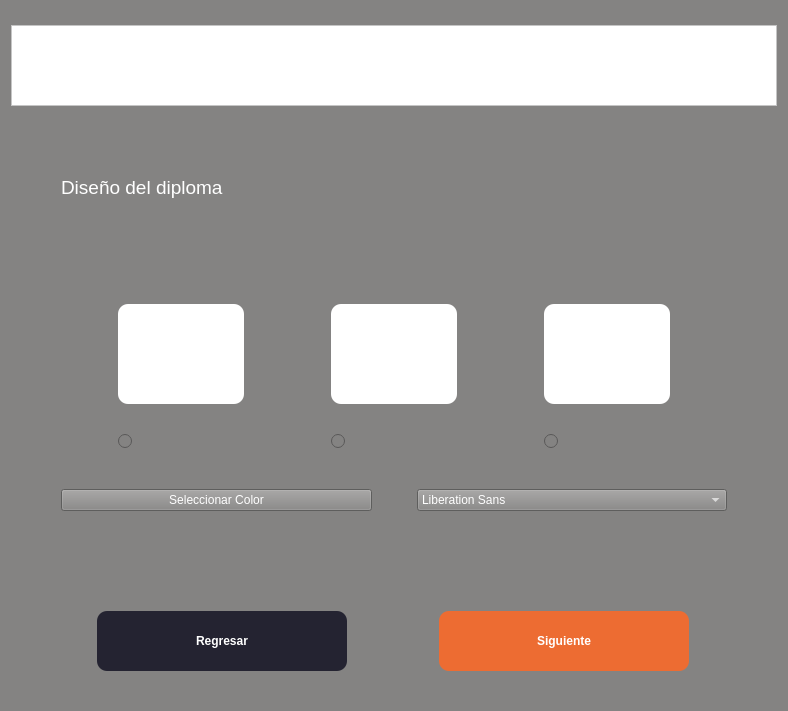
Old version of the form ui/SeleccionTemplate.ui in the repository RicarlOz/DiplomaGenerator.
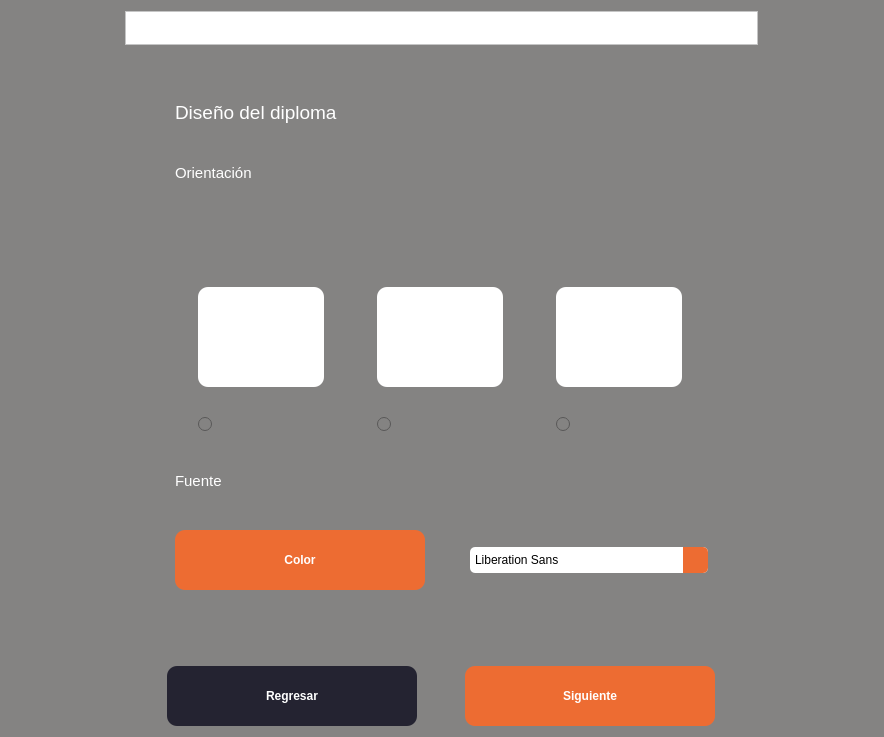
New version of the form. Icons and pictures are not drawn.

Commit message: Color selection added

The edit to the form file:
```diff
--- a/ui/SeleccionTemplate.ui
+++ b/ui/SeleccionTemplate.ui
@@ -6,8 +6,8 @@
    <rect>
     <x>0</x>
     <y>0</y>
-    <width>788</width>
-    <height>711</height>
+    <width>884</width>
+    <height>721</height>
    </rect>
   </property>
   <property name="palette">
@@ -435,11 +435,8 @@
    <string notr="true">color: white;
 background-color: rgb(132, 131, 130);</string>
   </property>
-  <layout class="QVBoxLayout" name="verticalLayout" stretch="0,1,0">
-   <property name="topMargin">
-    <number>11</number>
-   </property>
-   <item>
+  <layout class="QGridLayout" name="gridLayout">
+   <item row="0" column="0">
     <widget class="QFrame" name="frame">
      <property name="sizePolicy">
       <sizepolicy hsizetype="Preferred" vsizetype="Fixed">
@@ -495,7 +492,7 @@
      </layout>
     </widget>
    </item>
-   <item>
+   <item row="1" column="0">
     <layout class="QVBoxLayout" name="verticalLayout_4">
      <property name="spacing">
       <number>40</number>
@@ -533,7 +530,27 @@
       </widget>
      </item>
      <item>
-      <layout class="QHBoxLayout" name="horizontalLayout_3">
+      <layout class="QVBoxLayout" name="verticalLayout_2">
+       <item>
+        <widget class="QLabel" name="label_3">
+         <property name="sizePolicy">
+          <sizepolicy hsizetype="Preferred" vsizetype="Fixed">
+           <horstretch>0</horstretch>
+           <verstretch>0</verstretch>
+          </sizepolicy>
+         </property>
+         <property name="font">
+          <font>
+           <pointsize>11</pointsize>
+           <weight>50</weight>
+           <bold>false</bold>
+          </font>
+         </property>
+         <property name="text">
+          <string>Orientación</string>
+         </property>
+        </widget>
+       </item>
        <item>
         <widget class="QLabel" name="label">
          <property name="sizePolicy">
@@ -740,36 +757,116 @@
       </layout>
      </item>
      <item>
-      <layout class="QHBoxLayout" name="horizontalLayout_4">
-       <property name="spacing">
-        <number>45</number>
-       </property>
+      <layout class="QVBoxLayout" name="verticalLayout">
        <item>
-        <widget class="QPushButton" name="btnColor">
+        <widget class="QLabel" name="label_4">
+         <property name="sizePolicy">
+          <sizepolicy hsizetype="Preferred" vsizetype="Fixed">
+           <horstretch>0</horstretch>
+           <verstretch>0</verstretch>
+          </sizepolicy>
+         </property>
+         <property name="font">
+          <font>
+           <pointsize>11</pointsize>
+           <weight>50</weight>
+           <bold>false</bold>
+          </font>
+         </property>
          <property name="text">
-          <string>Seleccionar Color</string>
+          <string>Fuente</string>
          </property>
         </widget>
        </item>
        <item>
-        <widget class="QFontComboBox" name="fontBox">
-         <property name="editable">
-          <bool>false</bool>
+        <layout class="QHBoxLayout" name="horizontalLayout_4">
+         <property name="spacing">
+          <number>45</number>
          </property>
-        </widget>
+         <item>
+          <widget class="QPushButton" name="btnColor">
+           <property name="sizePolicy">
+            <sizepolicy hsizetype="Maximum" vsizetype="Fixed">
+             <horstretch>0</horstretch>
+             <verstretch>0</verstretch>
+            </sizepolicy>
+           </property>
+           <property name="minimumSize">
+            <size>
+             <width>250</width>
+             <height>60</height>
+            </size>
+           </property>
+           <property name="font">
+            <font>
+             <pointsize>9</pointsize>
+             <weight>75</weight>
+             <bold>true</bold>
+            </font>
+           </property>
+           <property name="styleSheet">
+            <string notr="true">background-color: rgb(237, 108, 50);
+border-radius: 10px</string>
+           </property>
+           <property name="text">
+            <string>Color</string>
+           </property>
+          </widget>
+         </item>
+         <item>
+          <widget class="QFontComboBox" name="fontBox">
+           <property name="styleSheet">
+            <string notr="true">QComboBox{
+    border: none;
+    border-radius: 5px;
+    background-color: rgb(255, 255, 255);
+    color: rgb(0, 0, 0);
+    padding: 5px; 
+}
+
+QComboBox::drop-down{
+    background-color: rgb(237, 108, 50);
+    border: none;
+    width: 25px;
+    border-top-right-radius: 5px;
+    border-bottom-right-radius: 5px;
+}
+
+QComboBox::down-arrow{
+    image: url(&quot;../images/chevron.png&quot;);
+    width: 14px;
+    height: 14px;
+}
+
+QListView{
+    border: none;
+    color: rgb(87, 96, 134);
+    background-color: rgb(255, 255, 255);
+    font-weight: bold;
+    selection-background-color: rgb(47, 175, 178);
+    show-decoration-selected: 1;
+    margin-left: -10px;
+    padding-left: 15px;
+}
+
+QListView::item:hover{
+    background-color: rgb(47, 175, 178);
+    border: none;
+}</string>
+           </property>
+           <property name="editable">
+            <bool>false</bool>
+           </property>
+          </widget>
+         </item>
+        </layout>
        </item>
       </layout>
      </item>
     </layout>
    </item>
-   <item>
+   <item row="2" column="0">
     <layout class="QHBoxLayout" name="horizontalLayout">
-     <property name="topMargin">
-      <number>10</number>
-     </property>
-     <property name="bottomMargin">
-      <number>15</number>
-     </property>
      <item>
       <widget class="QPushButton" name="btnBack">
        <property name="sizePolicy">
```
The commit also changes 2 other files.
